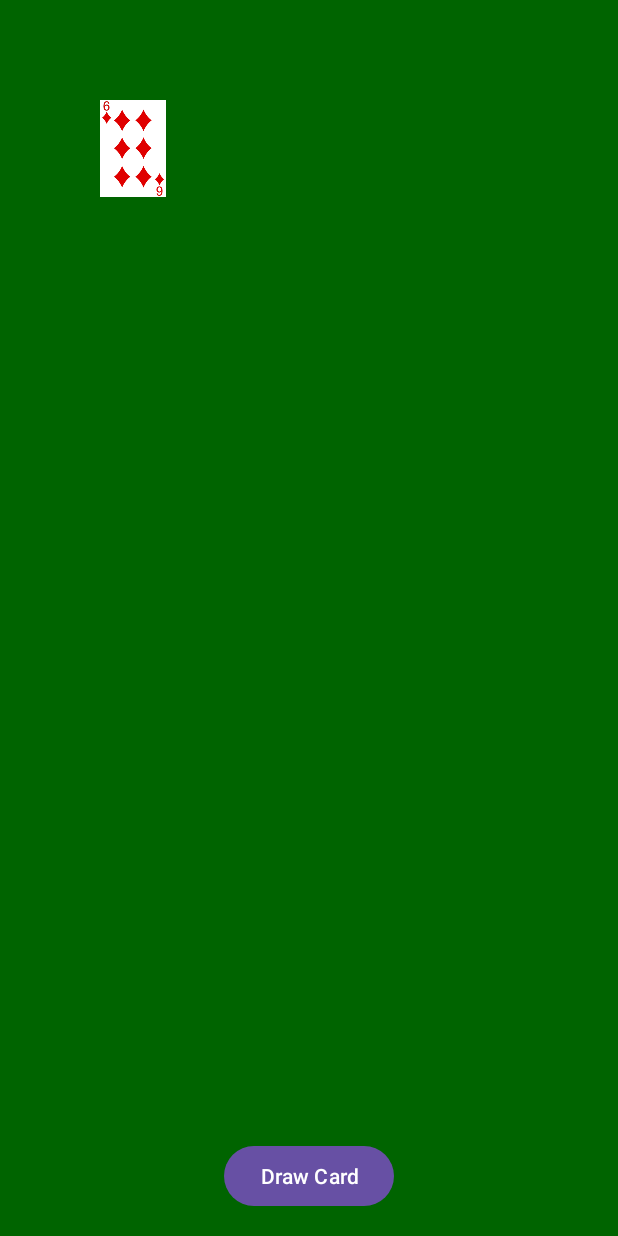
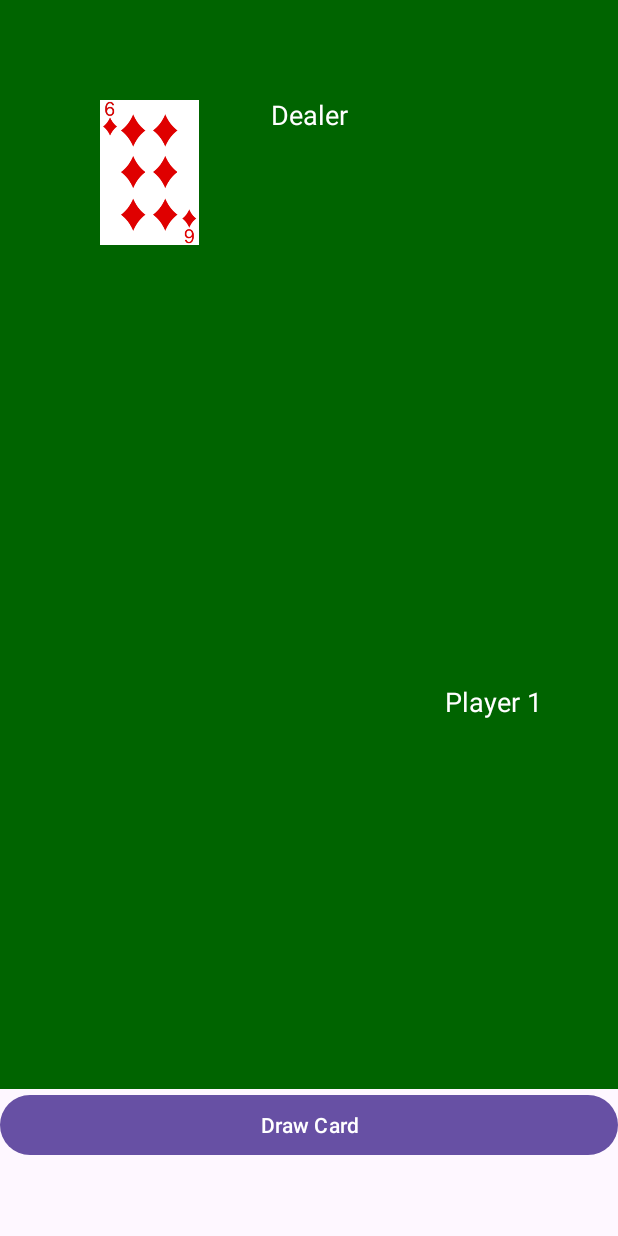
Before and after one commit to djtrame/PsyqoGames, an Android app: the BlackjackActivity screen opened directly, with no data from a screen before it, after a tap on "Draw Card", on a phone screen of 412 x 824 dp. Run offline under Robolectric (Android 15) with nearby library versions, the light colour scheme and no system bars.

Commit message:
Setup a space for dealer and player 1 cards

```diff
--- /dev/null
+++ b/app/src/main/java/com/example/psyqogames/Blackjack/Deck.kt
@@ -0,0 +1,27 @@
+package com.example.psyqogames.Blackjack
+
+class Deck {
+    private val cards = mutableListOf<Card>()
+
+    init {
+        reset()
+    }
+
+    fun drawCard(): Card? {
+        return if (cards.isNotEmpty()) {
+            cards.removeAt(0)
+        } else {
+            null
+        }
+    }
+
+    fun reset() {
+        cards.clear()
+        for (suit in Suit.values()) {
+            for (rank in Rank.values()) {
+                cards.add(Card(suit, rank))
+            }
+        }
+        cards.shuffle()
+    }
+}
--- a/app/src/main/java/com/example/psyqogames/BlackjackView.kt
+++ b/app/src/main/java/com/example/psyqogames/BlackjackView.kt
@@ -9,8 +9,7 @@ import android.graphics.Paint
 import android.util.AttributeSet
 import android.view.View
 import com.example.psyqogames.Blackjack.Card
-import com.example.psyqogames.Blackjack.Rank
-import com.example.psyqogames.Blackjack.Suit
+import com.example.psyqogames.Blackjack.Deck
 
 class BlackjackView @JvmOverloads constructor(
     context: Context,
@@ -19,35 +18,16 @@ class BlackjackView @JvmOverloads constructor(
 ) : View(context, attrs, defStyleAttr) {
 
     private var cardBitmap: Bitmap? = null
-    private var cardBaseBitmap: Bitmap? = null
-    private var cardScale: Float = 0.2f
-    private val deck = mutableListOf<Card>()
+    private var cardScale: Float = 0.3f // 70% smaller
+    private val deck = Deck()
 
     private val cardBasePaint = Paint().apply {
         color = Color.WHITE
     }
 
-    init {
-        createAndShuffleDeck()
-    }
-
-    private fun createAndShuffleDeck() {
-        deck.clear()
-        for (suit in Suit.values()) {
-            for (rank in Rank.values()) {
-                deck.add(Card(suit, rank))
-            }
-        }
-        deck.shuffle()
-    }
-
     fun drawRandomCard() {
-        if (deck.isEmpty()) {
-            // For now, just recreate and shuffle if the deck is empty.
-            createAndShuffleDeck()
-            cardBitmap = null // Clear the card if deck is empty
-        } else {
-            val card = deck.removeAt(0)
+        val card = deck.drawCard()
+        if (card != null) {
             val resourceId = getResourceIdForCard(card)
             if (resourceId != 0) {
                 val originalBitmap = BitmapFactory.decodeResource(resources, resourceId)
@@ -55,6 +35,10 @@ class BlackjackView @JvmOverloads constructor(
                 val newHeight = (originalBitmap.height * cardScale).toInt()
                 cardBitmap = Bitmap.createScaledBitmap(originalBitmap, newWidth, newHeight, true)
             }
+        } else {
+            // Optionally, handle the case where the deck is empty
+            deck.reset()
+            cardBitmap = null
         }
         invalidate() // Request a redraw
     }
--- a/app/src/main/res/layout/activity_blackjack.xml
+++ b/app/src/main/res/layout/activity_blackjack.xml
@@ -8,17 +8,104 @@
 
     <com.example.psyqogames.BlackjackView
         android:id="@+id/blackjack_view"
-        android:layout_width="match_parent"
-        android:layout_height="match_parent" />
+        android:layout_width="0dp"
+        android:layout_height="0dp"
+        app:layout_constraintTop_toTopOf="parent"
+        app:layout_constraintBottom_toTopOf="@id/controls_layout"
+        app:layout_constraintStart_toStartOf="parent"
+        app:layout_constraintEnd_toEndOf="parent"/>
 
-    <Button
-        android:id="@+id/draw_card_button"
+    <TextView
+        android:id="@+id/player1_label2"
         android:layout_width="wrap_content"
         android:layout_height="wrap_content"
-        android:layout_marginBottom="16dp"
-        android:text="Draw Card"
+        android:text="Dealer"
+        android:textColor="@android:color/white"
+        android:textSize="18sp"
+        app:layout_constraintBottom_toBottomOf="@id/blackjack_view"
+        app:layout_constraintEnd_toEndOf="@id/blackjack_view"
+        app:layout_constraintStart_toStartOf="@id/blackjack_view"
+        app:layout_constraintTop_toTopOf="@id/blackjack_view"
+        app:layout_constraintVertical_bias="0.091" />
+
+    <LinearLayout
+        android:id="@+id/dealer_card_panel"
+        android:layout_width="wrap_content"
+        android:layout_height="wrap_content"
+        android:layout_marginTop="100dp"
+        android:layout_marginBottom="100dp"
+        android:gravity="center"
+        android:orientation="horizontal"
+        app:layout_constraintBottom_toBottomOf="@id/blackjack_view"
+        app:layout_constraintEnd_toEndOf="@id/blackjack_view"
+        app:layout_constraintHorizontal_bias="0.497"
+        app:layout_constraintStart_toStartOf="@id/blackjack_view"
+        app:layout_constraintTop_toTopOf="@id/blackjack_view"
+        app:layout_constraintVertical_bias="0.0">
+
+        <ImageView
+            android:id="@+id/dealer_card1_image"
+            android:layout_width="60dp"
+            android:layout_height="100dp"
+            android:layout_marginEnd="8dp"
+            android:adjustViewBounds="true"
+            android:scaleType="centerInside"
+            tools:src="@drawable/clubs_ace" />
+
+        <ImageView
+            android:id="@+id/dealer_card2_image"
+            android:layout_width="60dp"
+            android:layout_height="100dp"
+            android:layout_marginStart="8dp"
+            android:adjustViewBounds="true"
+            android:scaleType="centerInside"
+            tools:src="@drawable/spades_king" />
+
+    </LinearLayout>
+
+    <TextView
+        android:id="@+id/player1_label"
+        android:layout_width="wrap_content"
+        android:layout_height="wrap_content"
+        android:text="Player 1"
+        android:textColor="@android:color/white"
+        android:textSize="18sp"
+        app:layout_constraintBottom_toBottomOf="@id/blackjack_view"
+        app:layout_constraintEnd_toEndOf="@id/blackjack_view"
+        app:layout_constraintHorizontal_bias="0.855"
+        app:layout_constraintStart_toStartOf="@id/blackjack_view"
+        app:layout_constraintTop_toTopOf="@id/blackjack_view"
+        app:layout_constraintVertical_bias="0.649" />
+
+
+
+    <GridLayout
+        android:id="@+id/controls_layout"
+        android:layout_width="match_parent"
+        android:layout_height="wrap_content"
+        android:columnCount="2"
+        android:rowCount="2"
+        app:layout_constraintBottom_toTopOf="@+id/bottom_spacer"
+        app:layout_constraintStart_toStartOf="parent"
+        app:layout_constraintEnd_toEndOf="parent"
+        app:layout_constraintTop_toBottomOf="@+id/blackjack_view">
+
+        <Button
+            android:id="@+id/draw_card_button"
+            android:layout_width="0dp"
+            android:layout_height="wrap_content"
+            android:layout_columnWeight="1"
+            android:text="Draw Card" />
+
+    </GridLayout>
+
+    <View
+        android:id="@+id/bottom_spacer"
+        android:layout_width="0dp"
+        android:layout_height="50dp"
         app:layout_constraintBottom_toBottomOf="parent"
+        app:layout_constraintStart_toStartOf="parent"
         app:layout_constraintEnd_toEndOf="parent"
-        app:layout_constraintStart_toStartOf="parent" />
+        app:layout_constraintTop_toBottomOf="@+id/controls_layout"/>
 
 </androidx.constraintlayout.widget.ConstraintLayout>
```
